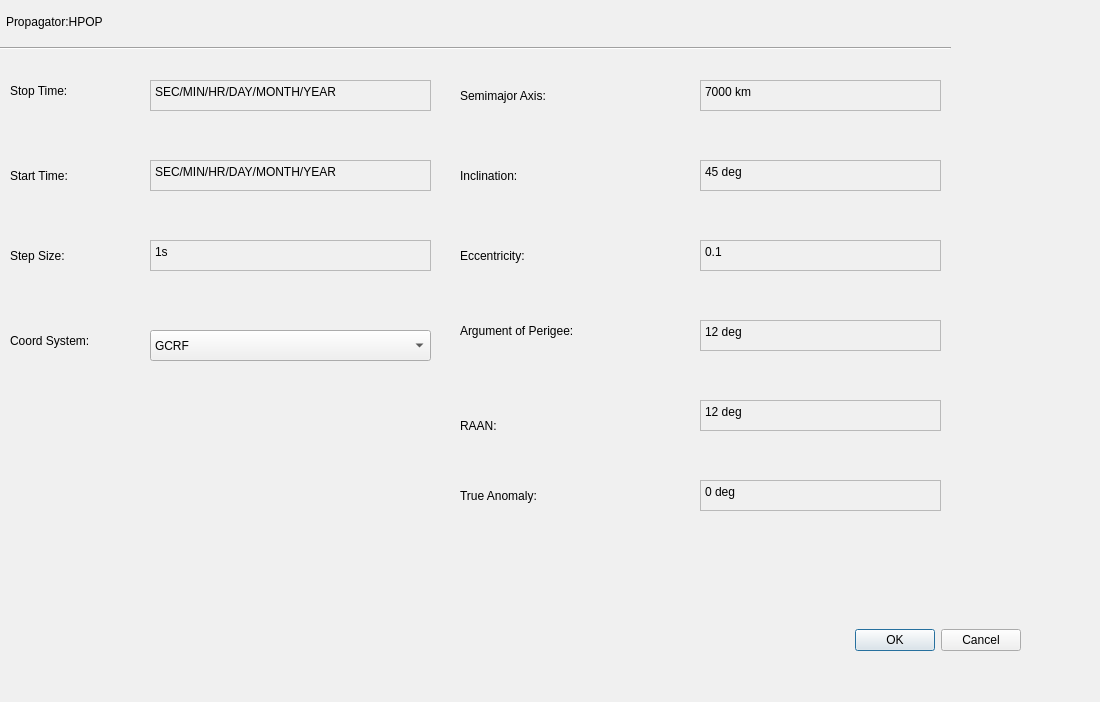
This is Parameter_Input.ui in loceyi/vlbiOrbitSimulation as Qt 5 draws it before an edit. The edited form follows.
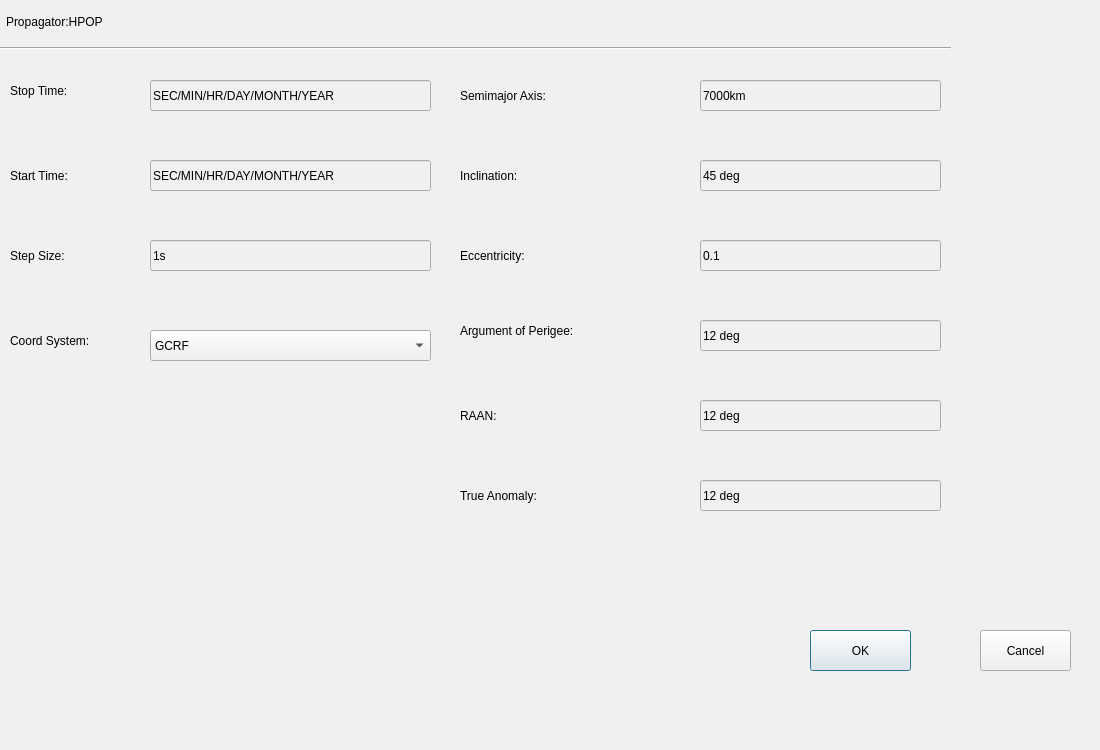
This is the edited form.

Diff of the .ui file:
```diff
--- a/Parameter_Input.ui
+++ b/Parameter_Input.ui
@@ -13,9 +13,15 @@
     <x>0</x>
     <y>0</y>
     <width>1100</width>
-    <height>702</height>
+    <height>750</height>
    </rect>
   </property>
+  <property name="sizePolicy">
+   <sizepolicy hsizetype="Preferred" vsizetype="Preferred">
+    <horstretch>0</horstretch>
+    <verstretch>0</verstretch>
+   </sizepolicy>
+  </property>
   <property name="baseSize">
    <size>
     <width>400</width>
@@ -63,25 +69,6 @@
     <enum>Qt::Horizontal</enum>
    </property>
   </widget>
-  <widget class="QDialogButtonBox" name="buttonBox">
-   <property name="geometry">
-    <rect>
-     <x>790</x>
-     <y>600</y>
-     <width>231</width>
-     <height>81</height>
-    </rect>
-   </property>
-   <property name="styleSheet">
-    <string notr="true">font: 87 10pt &quot;Cooper Std Black&quot;;</string>
-   </property>
-   <property name="orientation">
-    <enum>Qt::Horizontal</enum>
-   </property>
-   <property name="standardButtons">
-    <set>QDialogButtonBox::Cancel|QDialogButtonBox::Ok</set>
-   </property>
-  </widget>
   <widget class="QLabel" name="label_9">
    <property name="geometry">
     <rect>
@@ -146,19 +133,6 @@
     <string>Coord System:</string>
    </property>
   </widget>
-  <widget class="QPlainTextEdit" name="plainTextEdit_8">
-   <property name="geometry">
-    <rect>
-     <x>150</x>
-     <y>80</y>
-     <width>281</width>
-     <height>31</height>
-    </rect>
-   </property>
-   <property name="plainText">
-    <string>SEC/MIN/HR/DAY/MONTH/YEAR</string>
-   </property>
-  </widget>
   <widget class="QLabel" name="label_2">
    <property name="geometry">
     <rect>
@@ -227,7 +201,7 @@
    <property name="geometry">
     <rect>
      <x>460</x>
-     <y>410</y>
+     <y>400</y>
      <width>131</width>
      <height>31</height>
     </rect>
@@ -255,110 +229,6 @@
     <string>True Anomaly:</string>
    </property>
   </widget>
-  <widget class="QPlainTextEdit" name="plainTextEdit_10">
-   <property name="geometry">
-    <rect>
-     <x>150</x>
-     <y>160</y>
-     <width>281</width>
-     <height>31</height>
-    </rect>
-   </property>
-   <property name="plainText">
-    <string>SEC/MIN/HR/DAY/MONTH/YEAR</string>
-   </property>
-  </widget>
-  <widget class="QPlainTextEdit" name="plainTextEdit_11">
-   <property name="geometry">
-    <rect>
-     <x>150</x>
-     <y>240</y>
-     <width>281</width>
-     <height>31</height>
-    </rect>
-   </property>
-   <property name="plainText">
-    <string>1s</string>
-   </property>
-  </widget>
-  <widget class="QPlainTextEdit" name="plainTextEdit_9">
-   <property name="geometry">
-    <rect>
-     <x>700</x>
-     <y>80</y>
-     <width>241</width>
-     <height>31</height>
-    </rect>
-   </property>
-   <property name="plainText">
-    <string>7000 km</string>
-   </property>
-  </widget>
-  <widget class="QPlainTextEdit" name="plainTextEdit_13">
-   <property name="geometry">
-    <rect>
-     <x>700</x>
-     <y>160</y>
-     <width>241</width>
-     <height>31</height>
-    </rect>
-   </property>
-   <property name="plainText">
-    <string>45 deg</string>
-   </property>
-  </widget>
-  <widget class="QPlainTextEdit" name="plainTextEdit_14">
-   <property name="geometry">
-    <rect>
-     <x>700</x>
-     <y>240</y>
-     <width>241</width>
-     <height>31</height>
-    </rect>
-   </property>
-   <property name="plainText">
-    <string>0.1</string>
-   </property>
-  </widget>
-  <widget class="QPlainTextEdit" name="plainTextEdit_15">
-   <property name="geometry">
-    <rect>
-     <x>700</x>
-     <y>320</y>
-     <width>241</width>
-     <height>31</height>
-    </rect>
-   </property>
-   <property name="plainText">
-    <string>12 deg</string>
-   </property>
-  </widget>
-  <widget class="QPlainTextEdit" name="plainTextEdit_16">
-   <property name="geometry">
-    <rect>
-     <x>700</x>
-     <y>400</y>
-     <width>241</width>
-     <height>31</height>
-    </rect>
-   </property>
-   <property name="plainText">
-    <string>12 deg</string>
-   </property>
-  </widget>
-  <widget class="QPlainTextEdit" name="plainTextEdit_17">
-   <property name="geometry">
-    <rect>
-     <x>700</x>
-     <y>480</y>
-     <width>241</width>
-     <height>31</height>
-    </rect>
-   </property>
-   <property name="plainText">
-    <string>0 deg</string>
-   </property>
-  </widget>
   <widget class="QComboBox" name="comboBox">
    <property name="geometry">
     <rect>
@@ -379,6 +249,149 @@
     </property>
    </item>
   </widget>
+  <widget class="QPushButton" name="pushButton">
+   <property name="geometry">
+    <rect>
+     <x>810</x>
+     <y>630</y>
+     <width>101</width>
+     <height>41</height>
+    </rect>
+   </property>
+   <property name="text">
+    <string>OK</string>
+   </property>
+  </widget>
+  <widget class="QPushButton" name="pushButton_2">
+   <property name="geometry">
+    <rect>
+     <x>980</x>
+     <y>630</y>
+     <width>91</width>
+     <height>41</height>
+    </rect>
+   </property>
+   <property name="text">
+    <string>Cancel</string>
+   </property>
+  </widget>
+  <widget class="QLineEdit" name="lineEdit">
+   <property name="geometry">
+    <rect>
+     <x>150</x>
+     <y>80</y>
+     <width>281</width>
+     <height>31</height>
+    </rect>
+   </property>
+   <property name="text">
+    <string>SEC/MIN/HR/DAY/MONTH/YEAR</string>
+   </property>
+  </widget>
+  <widget class="QLineEdit" name="lineEdit_2">
+   <property name="geometry">
+    <rect>
+     <x>150</x>
+     <y>160</y>
+     <width>281</width>
+     <height>31</height>
+    </rect>
+   </property>
+   <property name="text">
+    <string>SEC/MIN/HR/DAY/MONTH/YEAR</string>
+   </property>
+  </widget>
+  <widget class="QLineEdit" name="lineEdit_3">
+   <property name="geometry">
+    <rect>
+     <x>150</x>
+     <y>240</y>
+     <width>281</width>
+     <height>31</height>
+    </rect>
+   </property>
+   <property name="text">
+    <string>1s</string>
+   </property>
+  </widget>
+  <widget class="QLineEdit" name="lineEdit_4">
+   <property name="geometry">
+    <rect>
+     <x>700</x>
+     <y>80</y>
+     <width>241</width>
+     <height>31</height>
+    </rect>
+   </property>
+   <property name="text">
+    <string>7000km</string>
+   </property>
+  </widget>
+  <widget class="QLineEdit" name="lineEdit_5">
+   <property name="geometry">
+    <rect>
+     <x>700</x>
+     <y>160</y>
+     <width>241</width>
+     <height>31</height>
+    </rect>
+   </property>
+   <property name="text">
+    <string>45 deg</string>
+   </property>
+  </widget>
+  <widget class="QLineEdit" name="lineEdit_6">
+   <property name="geometry">
+    <rect>
+     <x>700</x>
+     <y>240</y>
+     <width>241</width>
+     <height>31</height>
+    </rect>
+   </property>
+   <property name="text">
+    <string>0.1</string>
+   </property>
+  </widget>
+  <widget class="QLineEdit" name="lineEdit_7">
+   <property name="geometry">
+    <rect>
+     <x>700</x>
+     <y>320</y>
+     <width>241</width>
+     <height>31</height>
+    </rect>
+   </property>
+   <property name="text">
+    <string>12 deg</string>
+   </property>
+  </widget>
+  <widget class="QLineEdit" name="lineEdit_8">
+   <property name="geometry">
+    <rect>
+     <x>700</x>
+     <y>400</y>
+     <width>241</width>
+     <height>31</height>
+    </rect>
+   </property>
+   <property name="text">
+    <string>12 deg</string>
+   </property>
+  </widget>
+  <widget class="QLineEdit" name="lineEdit_9">
+   <property name="geometry">
+    <rect>
+     <x>700</x>
+     <y>480</y>
+     <width>241</width>
+     <height>31</height>
+    </rect>
+   </property>
+   <property name="text">
+    <string>12 deg</string>
+   </property>
+  </widget>
  </widget>
  <resources/>
  <connections/>
```
Left out of the diff: 35 changed lines with no effect on the pictures.
